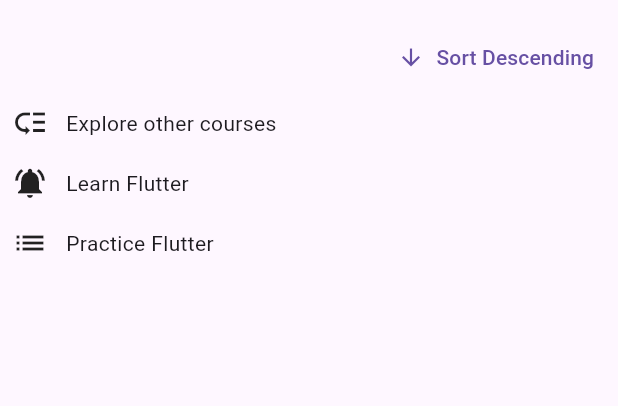
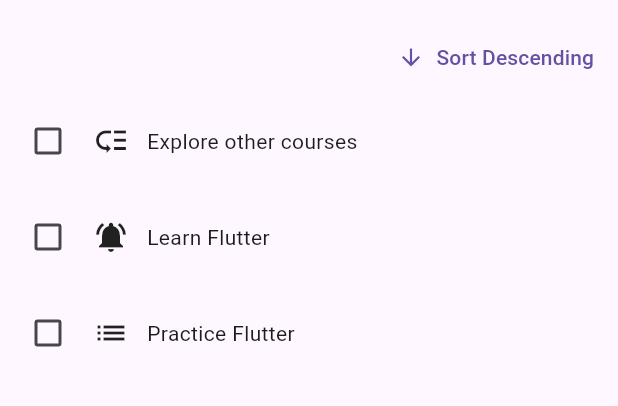
Before and after one commit to HugoLaurent/ui_update_exercice, a Flutter app: the screen it shows after launch, on a phone screen of 412 x 824 dp, the part 63-469 px from its top. Run offline on Flutter 3.47's test engine with Material 3 defaults, Android fonts, the phone set to English and light mode, and no system bars.

Commit message:
Setting up state problems

```diff
--- a/lib/keys/keys.dart
+++ b/lib/keys/keys.dart
@@ -1,6 +1,5 @@
 import 'package:flutter/material.dart';
-
-import 'package:flutter_internals/keys/todo_item.dart';
+import 'package:flutter_internals/keys/checkable_todo_item.dart';
 
 class Todo {
   const Todo(this.text, this.priority);
@@ -69,7 +68,7 @@
             children: [
               // for (final todo in _orderedTodos) TodoItem(todo.text, todo.priority),
               for (final todo in _orderedTodos)
-                TodoItem(
+                CheckableTodoItem(
                   todo.text,
                   todo.priority,
                 ),
```
